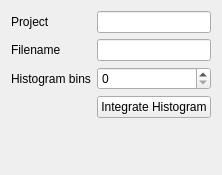
The window that ui/ScanExperimentSettings.ui (MonroeQuantumNetworks/IonControl) describes before a commit, drawn with Qt 5.
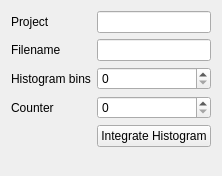
The same window after the commit.

What changed in the file:
```diff
--- a/ui/ScanExperimentSettings.ui
+++ b/ui/ScanExperimentSettings.ui
@@ -7,7 +7,7 @@
     <x>0</x>
     <y>0</y>
     <width>222</width>
-    <height>175</height>
+    <height>176</height>
    </rect>
   </property>
   <property name="windowTitle">
@@ -58,7 +58,7 @@
      </property>
     </widget>
    </item>
-   <item row="4" column="1">
+   <item row="5" column="1">
     <spacer name="verticalSpacer">
      <property name="orientation">
       <enum>Qt::Vertical</enum>
@@ -71,7 +71,7 @@
      </property>
     </spacer>
    </item>
-   <item row="3" column="1" colspan="2">
+   <item row="4" column="1" colspan="2">
     <widget class="QPushButton" name="integrateHistogramButton">
      <property name="text">
       <string>Integrate Histogram</string>
@@ -81,6 +81,20 @@
      </property>
     </widget>
    </item>
+   <item row="3" column="0">
+    <widget class="QLabel" name="label_4">
+     <property name="text">
+      <string>Counter</string>
+     </property>
+    </widget>
+   </item>
+   <item row="3" column="1" colspan="2">
+    <widget class="QSpinBox" name="counterSpinBox">
+     <property name="maximum">
+      <number>7</number>
+     </property>
+    </widget>
+   </item>
   </layout>
  </widget>
  <resources/>
```
